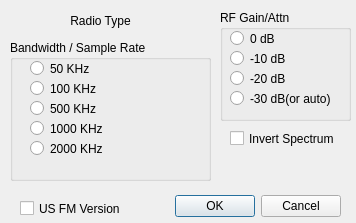
The window that winforms/sdrsetupdlg.ui (rafael2k/CuteSDR) describes before a commit, drawn with Qt 5.
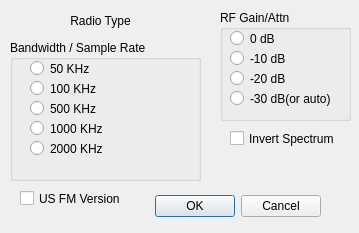
The same window after the commit.

The edit to the form file:
```diff
--- a/winforms/sdrsetupdlg.ui
+++ b/winforms/sdrsetupdlg.ui
@@ -6,19 +6,22 @@
    <rect>
     <x>0</x>
     <y>0</y>
-    <width>356</width>
-    <height>223</height>
+    <width>359</width>
+    <height>233</height>
    </rect>
   </property>
   <property name="windowTitle">
    <string>SDR Setup</string>
   </property>
   <widget class="QDialogButtonBox" name="buttonBox">
+   <property name="enabled">
+    <bool>true</bool>
+   </property>
    <property name="geometry">
     <rect>
      <x>150</x>
      <y>190</y>
-     <width>191</width>
+     <width>171</width>
      <height>32</height>
     </rect>
    </property>
@@ -30,11 +33,14 @@
    </property>
   </widget>
   <widget class="QGroupBox" name="groupBoxRate">
+   <property name="enabled">
+    <bool>true</bool>
+   </property>
    <property name="geometry">
     <rect>
      <x>10</x>
      <y>40</y>
-     <width>201</width>
+     <width>191</width>
      <height>141</height>
     </rect>
    </property>
@@ -42,6 +48,9 @@
     <string>Bandwidth / Sample Rate</string>
    </property>
    <widget class="QRadioButton" name="radioButtonRate2">
+    <property name="enabled">
+     <bool>true</bool>
+    </property>
     <property name="geometry">
      <rect>
       <x>20</x>
@@ -55,6 +64,9 @@
     </property>
    </widget>
    <widget class="QRadioButton" name="radioButtonRate1">
+    <property name="enabled">
+     <bool>true</bool>
+    </property>
     <property name="geometry">
      <rect>
       <x>20</x>
@@ -68,6 +80,9 @@
     </property>
    </widget>
    <widget class="QRadioButton" name="radioButtonRate0">
+    <property name="enabled">
+     <bool>true</bool>
+    </property>
     <property name="geometry">
      <rect>
       <x>20</x>
@@ -81,6 +96,9 @@
     </property>
    </widget>
    <widget class="QRadioButton" name="radioButtonRate3">
+    <property name="enabled">
+     <bool>true</bool>
+    </property>
     <property name="geometry">
      <rect>
       <x>20</x>
@@ -94,6 +112,9 @@
     </property>
    </widget>
    <widget class="QRadioButton" name="radioButtonRate4">
+    <property name="enabled">
+     <bool>true</bool>
+    </property>
     <property name="geometry">
      <rect>
       <x>20</x>
@@ -205,10 +226,13 @@
    </property>
   </widget>
   <widget class="QCheckBox" name="checkBoxUSFmVer">
+   <property name="enabled">
+    <bool>true</bool>
+   </property>
    <property name="geometry">
     <rect>
      <x>20</x>
-     <y>200</y>
+     <y>190</y>
      <width>111</width>
      <height>17</height>
     </rect>
```
Left out of the diff: 34 changed lines with no effect on the pictures.
